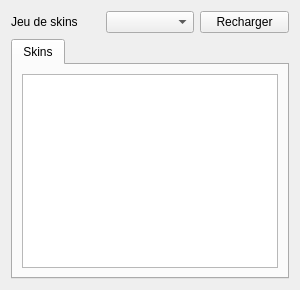
azertval/ProjectGaming, file Source/Elements/UI/TexturePanel.ui: the form before one commit.
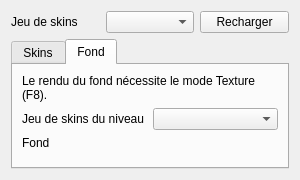
The form after the commit. The open tabs and pages were chosen to show the change.

Commit message: feat(hmi): fond de niveau et versionnement du format (LOT-44) (#69)

Patch:
```diff
--- a/Source/Elements/UI/TexturePanel.ui
+++ b/Source/Elements/UI/TexturePanel.ui
@@ -41,6 +41,50 @@
        </item>
       </layout>
      </widget>
+     <!-- Section « Fond » (LOT-44) : propriétés DU NIVEAU courant (fond + jeu de skins), pas une
+          configuration globale, distincte du sélecteur « Jeu de skins » ci-dessus (session
+          d'édition courante). S'ajoute sans toucher à l'onglet Skins ni au câblage de MainWindow,
+          exactement comme prévu par la structure en onglets du LOT-42. -->
+     <widget class="QWidget" name="backgroundTab">
+      <attribute name="title"><string>Fond</string></attribute>
+      <layout class="QVBoxLayout" name="backgroundLayout">
+       <item>
+        <widget class="QLabel" name="backgroundModeHintLabel">
+         <property name="text">
+          <string>Le rendu du fond nécessite le mode Texture (F8).</string>
+         </property>
+         <property name="wordWrap"><bool>true</bool></property>
+        </widget>
+       </item>
+       <item>
+        <layout class="QHBoxLayout" name="levelSkinSetLayout">
+         <item>
+          <widget class="QLabel" name="levelSkinSetLabel">
+           <property name="text"><string>Jeu de skins du niveau</string></property>
+          </widget>
+         </item>
+         <item>
+          <widget class="QComboBox" name="levelSkinSetSelector"/>
+         </item>
+        </layout>
+       </item>
+       <item>
+        <widget class="QLabel" name="backgroundLabel">
+         <property name="text"><string>Fond</string></property>
+        </widget>
+       </item>
+       <item>
+        <widget class="QWidget" name="backgroundContainer">
+         <layout class="QVBoxLayout" name="backgroundContainerLayout">
+          <property name="leftMargin"><number>0</number></property>
+          <property name="topMargin"><number>0</number></property>
+          <property name="rightMargin"><number>0</number></property>
+          <property name="bottomMargin"><number>0</number></property>
+         </layout>
+        </widget>
+       </item>
+      </layout>
+     </widget>
     </widget>
    </item>
   </layout>
```
The commit also changes 36 other files.
